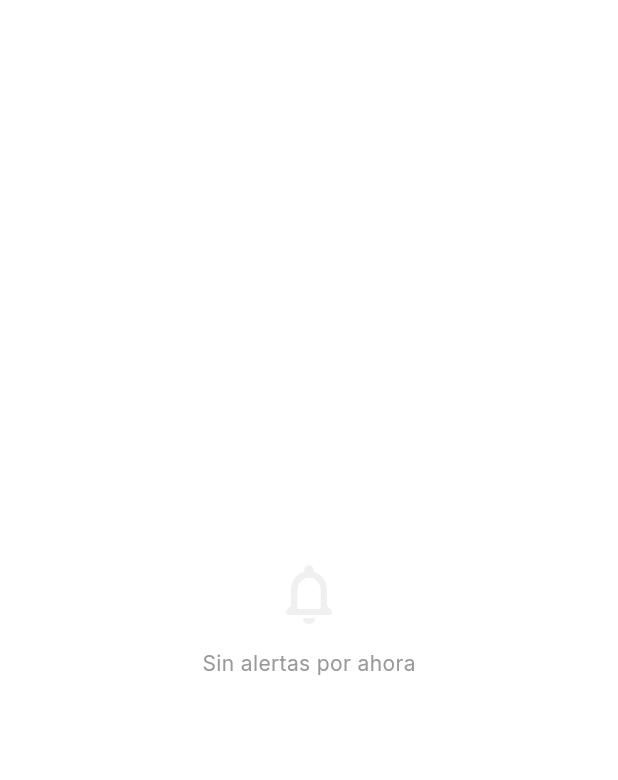
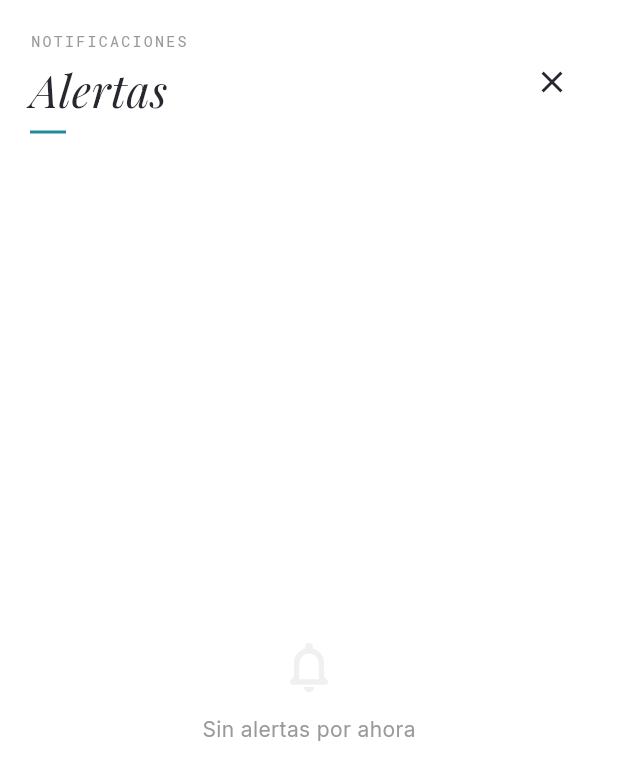
Before and after one commit to OscarTru/aliis-v1, a Flutter app: the AlertasScreen screen opened by its route, on a phone screen of 412 x 824 dp. Shown: the top 780 px of the screen. Run offline on Flutter 3.47's test engine with Material 3 defaults, Android fonts, the light colour scheme and no system bars; our stand-ins replace firebase_core, firebase_messaging, flutter_animate, flutter_riverpod, go_router, google_fonts and 1 more; accounts and stored records are empty.

Commit message:
feat(alertas): pantalla standalone con SerifHeading y AlertRows

```diff
--- a/mobile/lib/features/alertas/alertas_screen.dart
+++ b/mobile/lib/features/alertas/alertas_screen.dart
@@ -1,9 +1,11 @@
 import 'package:flutter/material.dart';
 import 'package:flutter_riverpod/flutter_riverpod.dart';
+import 'package:go_router/go_router.dart';
 import 'package:google_fonts/google_fonts.dart';
 import '../../core/theme.dart';
+import '../../shared/widgets/serif_heading.dart';
+import '../../shared/widgets/alert_row.dart';
 import 'alertas_provider.dart';
-import 'widgets/alerta_tile.dart';
 
 class AlertasScreen extends ConsumerWidget {
   const AlertasScreen({super.key});
@@ -14,33 +16,62 @@ class AlertasScreen extends ConsumerWidget {
 
     return Scaffold(
       body: SafeArea(
+        child: Column(
+          children: [
+            Padding(
+              padding: const EdgeInsets.fromLTRB(20, 20, 20, 0),
+              child: Row(
+                children: [
+                  const Expanded(
+                    child: SerifHeading(
+                      eyebrow: 'NOTIFICACIONES',
+                      heading: 'Alertas',
+                    ),
+                  ),
+                  IconButton(
+                    icon: const Icon(Icons.close, color: AliisColors.foreground),
+                    onPressed: () => context.pop(),
+                  ),
+                ],
+              ),
+            ),
+            const SizedBox(height: 8),
+            Expanded(
               child: alertasAsync.when(
                 loading: () => const Center(child: CircularProgressIndicator()),
                 error: (e, _) => Center(
                   child: Text('Error cargando alertas',
-              style: GoogleFonts.inter(color: AliisColors.mutedForeground))),
+                    style: GoogleFonts.inter(color: AliisColors.mutedFg))),
                 data: (notifications) => notifications.isEmpty
                   ? Center(
                       child: Column(
                         mainAxisSize: MainAxisSize.min,
                         children: [
                           const Icon(Icons.notifications_none_rounded,
-                      size: 48, color: AliisColors.border),
+                            size: 40, color: AliisColors.border),
                           const SizedBox(height: 12),
                           Text('Sin alertas por ahora',
                             style: GoogleFonts.inter(
-                        color: AliisColors.mutedForeground)),
+                              color: AliisColors.mutedFg)),
                         ],
                       ))
-            : ListView(
-                padding: const EdgeInsets.all(20),
-                children: [
-                  Text('Alertas.',
-                    style: Theme.of(context).textTheme.displayLarge),
-                  const SizedBox(height: 20),
-                  ...notifications.map((n) => AlertaTile(notification: n)),
+                  : ListView.builder(
+                      padding: const EdgeInsets.symmetric(horizontal: 20),
+                      itemCount: notifications.length,
+                      itemBuilder: (ctx, i) {
+                        final n = notifications[i];
+                        return AlertRow(
+                          title: n.title,
+                          subtitle: n.body,
+                          accentColor: n.type == 'alert'
+                              ? AliisColors.destructive
+                              : AliisColors.primary,
+                        );
+                      },
+                    ),
+              ),
+            ),
           ],
-              ),
         ),
       ),
     );
```
Lines whose indentation alone changed are shown as unchanged.
